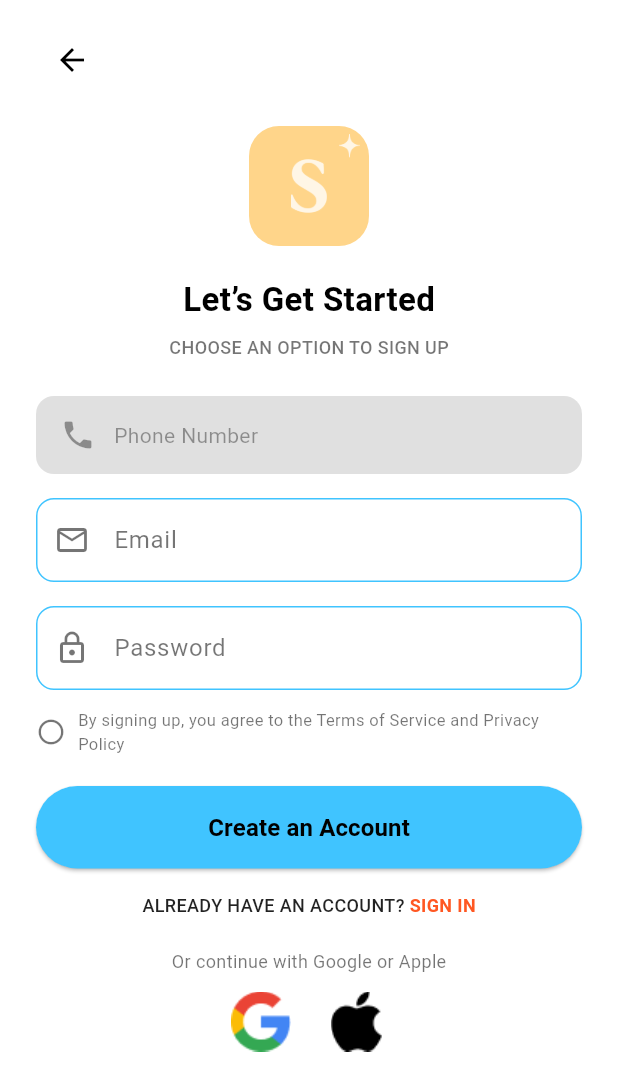
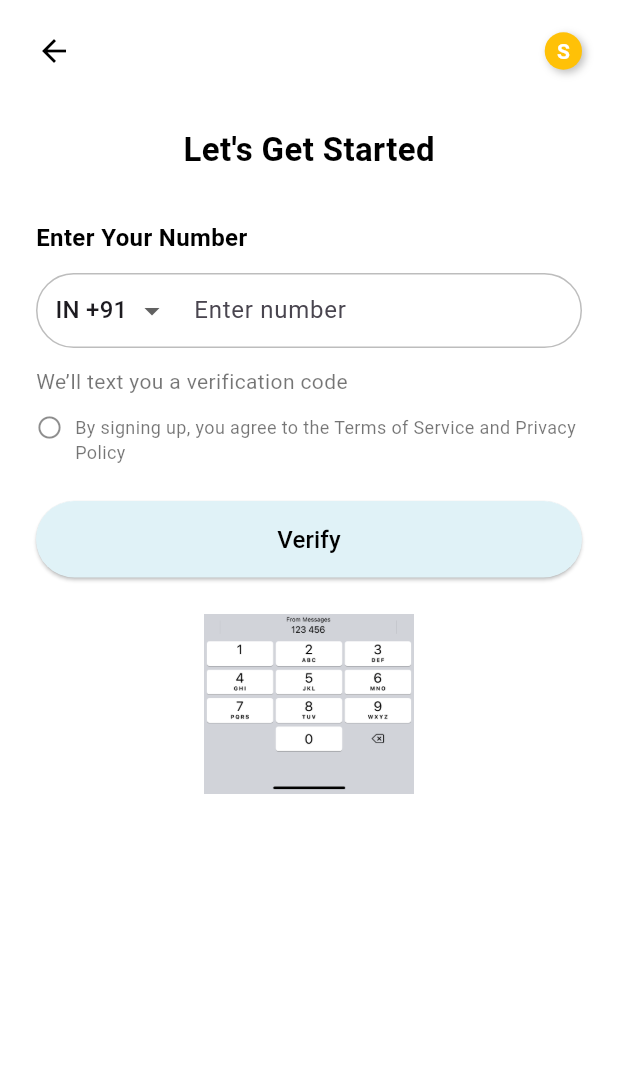
Before and after one commit to Amansarfraz/sparkle_app, a Flutter app: the SignUpScreen2 screen opened by its route, after a tap on the "arrow back" icon, on a phone screen of 412 x 824 dp. Shown: the top 1091 px of the screen. Run offline on Flutter 3.47's test engine with Material 3 defaults, Android fonts, the phone set to English and light mode, and no system bars; Roboto replaces fonts that are missing (Poppins).

Commit message:
Initial commit

```diff
--- a/lib/main.dart
+++ b/lib/main.dart
@@ -1,4 +1,5 @@
 import 'package:flutter/material.dart';
+import 'package:sparkle_app/screens/verify_number_screen.dart';
 import 'screens/splash_screen.dart';
 import 'screens/get_started_screen.dart';
 import 'screens/sign_up_screen.dart';
@@ -23,6 +24,7 @@ class SparkleApp extends StatelessWidget {
         '/get_started_screen': (context) => const GetStartedScreen(),
         '/sign_up_screen': (context) => const SignUpScreen(),
         '/sign_up_screen2': (context) => const SignUpScreen2(),
+        '/verify_number_screen': (context) => const VerifyNumberScreen(),
       },
     );
   }
--- a/lib/screens/sign_up_screen2.dart
+++ b/lib/screens/sign_up_screen2.dart
@@ -1,4 +1,5 @@
 import 'package:flutter/material.dart';
+import 'verify_number_screen.dart';
 
 class SignUpScreen2 extends StatelessWidget {
   const SignUpScreen2({super.key});
@@ -18,7 +19,14 @@ class SignUpScreen2 extends StatelessWidget {
                 alignment: Alignment.centerLeft,
                 child: IconButton(
                   icon: const Icon(Icons.arrow_back, color: Colors.black),
-                  onPressed: () {},
+                  onPressed: () {
+                    Navigator.push(
+                      context,
+                      MaterialPageRoute(
+                        builder: (context) => const VerifyNumberScreen(),
+                      ),
+                    );
+                  },
                 ),
               ),
 
@@ -29,7 +37,7 @@ class SignUpScreen2 extends StatelessWidget {
                 width: 80,
                 height: 80,
                 decoration: BoxDecoration(
-                  color: const Color(0xFFFFD58A), // mustard color
+                  color: Colors.orange[100], // mustard color
                   borderRadius: BorderRadius.circular(20),
                 ),
                 child: Stack(
@@ -186,7 +194,14 @@ class SignUpScreen2 extends StatelessWidget {
                     ),
                     padding: const EdgeInsets.symmetric(vertical: 16),
                   ),
-                  onPressed: () {},
+                  onPressed: () {
+                    Navigator.push(
+                      context,
+                      MaterialPageRoute(
+                        builder: (context) => const VerifyNumberScreen(),
+                      ),
+                    );
+                  },
                   child: const Text(
                     "Create an Account",
                     style: TextStyle(
--- /dev/null
+++ b/lib/screens/verify_number_screen.dart
@@ -0,0 +1,166 @@
+import 'package:flutter/material.dart';
+
+class VerifyNumberScreen extends StatelessWidget {
+  const VerifyNumberScreen({super.key});
+
+  @override
+  Widget build(BuildContext context) {
+    return Scaffold(
+      backgroundColor: Colors.white,
+      body: SafeArea(
+        child: Padding(
+          padding: const EdgeInsets.symmetric(horizontal: 24, vertical: 16),
+          child: Column(
+            crossAxisAlignment: CrossAxisAlignment.center,
+            children: [
+              // Back Arrow + Title + Star
+              Row(
+                mainAxisAlignment: MainAxisAlignment.spaceBetween,
+                children: [
+                  const Icon(Icons.arrow_back, color: Colors.black),
+                  const Spacer(),
+                  Container(
+                    decoration: const BoxDecoration(
+                      color: Colors.amber,
+                      shape: BoxShape.circle,
+                      boxShadow: [
+                        BoxShadow(
+                          color: Colors.black26,
+                          blurRadius: 4,
+                          offset: Offset(2, 2),
+                        ),
+                      ],
+                    ),
+                    padding: const EdgeInsets.all(8),
+                    child: const Text(
+                      "S",
+                      style: TextStyle(
+                        fontWeight: FontWeight.bold,
+                        color: Colors.white,
+                      ),
+                    ),
+                  ),
+                ],
+              ),
+              const SizedBox(height: 32),
+
+              // Title
+              const Text(
+                "Let's Get Started",
+                style: TextStyle(
+                  fontSize: 22,
+                  fontWeight: FontWeight.bold,
+                  color: Colors.black,
+                ),
+              ),
+              const SizedBox(height: 32),
+
+              // Enter Your Number Label
+              const Align(
+                alignment: Alignment.centerLeft,
+                child: Text(
+                  "Enter Your Number",
+                  style: TextStyle(
+                    fontSize: 16,
+                    fontWeight: FontWeight.w600,
+                    color: Colors.black,
+                  ),
+                ),
+              ),
+              const SizedBox(height: 12),
+
+              // Phone Field
+              Container(
+                padding: const EdgeInsets.symmetric(horizontal: 12),
+                decoration: BoxDecoration(
+                  border: Border.all(color: Colors.black26),
+                  borderRadius: BorderRadius.circular(30),
+                ),
+                child: Row(
+                  children: [
+                    DropdownButton<String>(
+                      value: "IN +91",
+                      underline: const SizedBox(),
+                      items: const [
+                        DropdownMenuItem(
+                          value: "IN +91",
+                          child: Text("IN +91"),
+                        ),
+                        DropdownMenuItem(
+                          value: "PK +92",
+                          child: Text("PK +92"),
+                        ),
+                      ],
+                      onChanged: (value) {},
+                    ),
+                    const VerticalDivider(),
+                    const Expanded(
+                      child: TextField(
+                        keyboardType: TextInputType.phone,
+                        decoration: InputDecoration(
+                          border: InputBorder.none,
+                          hintText: "Enter number",
+                        ),
+                      ),
+                    ),
+                  ],
+                ),
+              ),
+              const SizedBox(height: 12),
+
+              // Description
+              const Align(
+                alignment: Alignment.centerLeft,
+                child: Text(
+                  "We’ll text you a verification code",
+                  style: TextStyle(color: Colors.black54, fontSize: 14),
+                ),
+              ),
+              const SizedBox(height: 12),
+
+              // Checkbox + Terms
+              Row(
+                crossAxisAlignment: CrossAxisAlignment.start,
+                children: const [
+                  Icon(Icons.circle_outlined, size: 18, color: Colors.black45),
+                  SizedBox(width: 8),
+                  Expanded(
+                    child: Text(
+                      "By signing up, you agree to the Terms of Service and Privacy Policy",
+                      style: TextStyle(color: Colors.black54, fontSize: 12),
+                    ),
+                  ),
+                ],
+              ),
+              const SizedBox(height: 24),
+
+              // Verify Button
+              SizedBox(
+                width: double.infinity,
+                child: ElevatedButton(
+                  onPressed: () {},
+                  style: ElevatedButton.styleFrom(
+                    backgroundColor: const Color(0xFFE0F2F7),
+                    shape: RoundedRectangleBorder(
+                      borderRadius: BorderRadius.circular(30),
+                    ),
+                    padding: const EdgeInsets.symmetric(vertical: 14),
+                  ),
+                  child: const Text(
+                    "Verify",
+                    style: TextStyle(color: Colors.black, fontSize: 16),
+                  ),
+                ),
+              ),
+
+              const SizedBox(height: 24),
+
+              // 👇 Image path (aap yahan apna asset path laga lena)
+              Image.asset("assets/images/number.png", height: 120),
+            ],
+          ),
+        ),
+      ),
+    );
+  }
+}
--- a/pubspec.yaml
+++ b/pubspec.yaml
@@ -68,7 +68,7 @@ flutter:
     - assets/images/apple.png
     - assets/images/apple.png
     - assets/images/Group.png
-
+    - assets/images/number.png
 
   #   - images/a_dot_burr.jpeg
   #   - images/a_dot_ham.jpeg
```
Also changed, not shown: assets/images/number.png (added).
